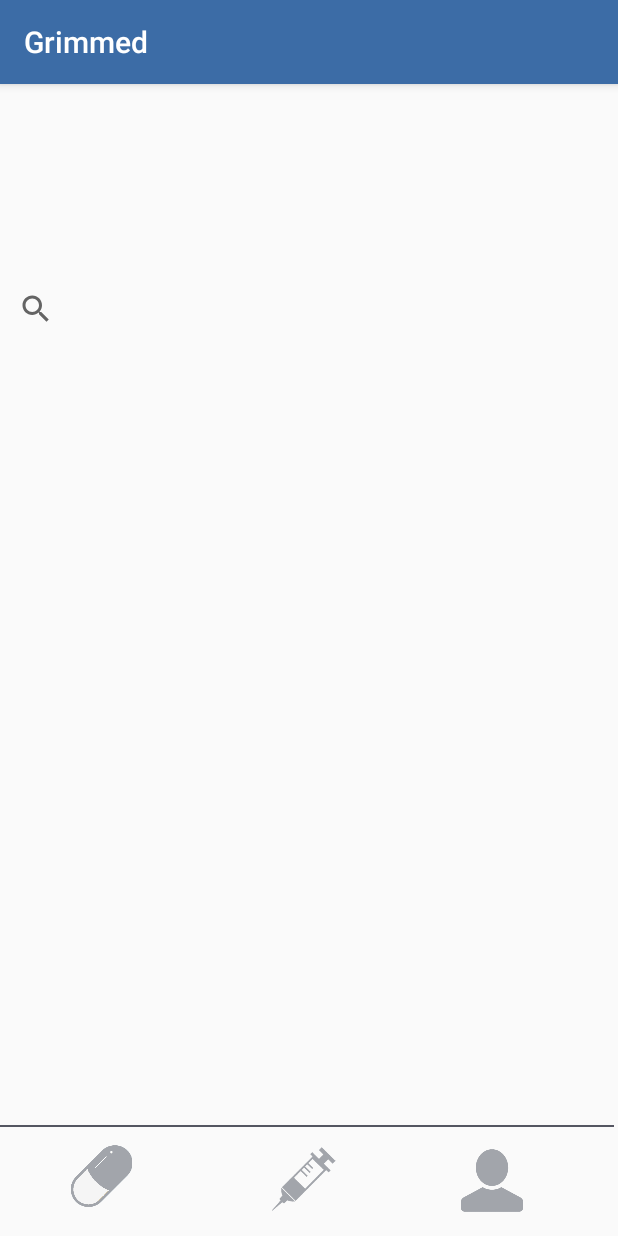
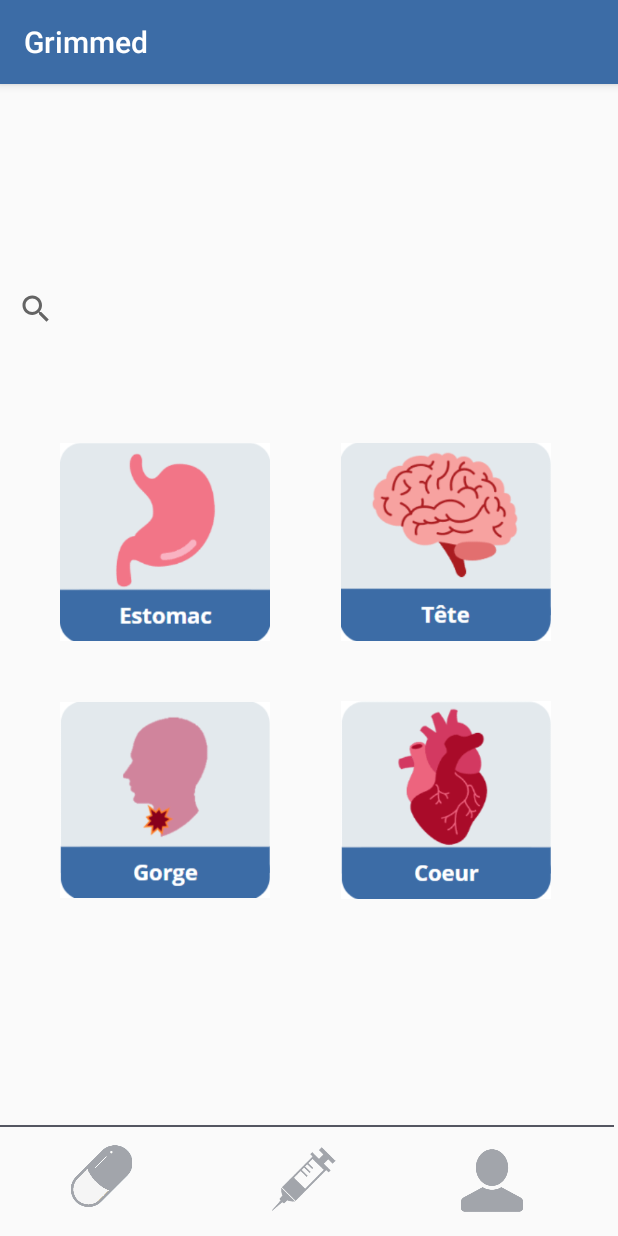
Before and after one commit to BENHDACH/Grim2, an Android app: the BaseActivity screen opened directly, with no data from a screen before it, on a phone screen of 412 x 824 dp. Run offline under Robolectric (Android 15) with nearby library versions, the phone set to English and light mode, and no system bars; Roboto replaces fonts that are not available here.

Commit message:
ajout logo symptomes

```diff
--- a/app/src/main/res/layout/activity_base.xml
+++ b/app/src/main/res/layout/activity_base.xml
@@ -67,6 +67,7 @@
         app:layout_constraintStart_toStartOf="parent" />
 
     <SearchView
+        android:id="@+id/searchView"
         android:layout_width="410dp"
         android:layout_height="67dp"
         android:layout_marginTop="116dp"
@@ -75,4 +76,46 @@
         app:layout_constraintStart_toStartOf="parent"
         app:layout_constraintTop_toTopOf="parent" />
 
+    <ImageView
+        android:id="@+id/estomac"
+        android:layout_width="140dp"
+        android:layout_height="140dp"
+        android:layout_marginStart="40dp"
+        android:layout_marginTop="52dp"
+        app:layout_constraintStart_toStartOf="parent"
+        app:layout_constraintTop_toBottomOf="@+id/searchView"
+        app:srcCompat="@drawable/estomac" />
+
+    <ImageView
+        android:id="@+id/tete"
+        android:layout_width="140dp"
+        android:layout_height="140dp"
+        android:layout_marginTop="52dp"
+        android:layout_marginEnd="16dp"
+        app:layout_constraintEnd_toEndOf="parent"
+        app:layout_constraintHorizontal_bias="0.626"
+        app:layout_constraintStart_toEndOf="@+id/estomac"
+        app:layout_constraintTop_toBottomOf="@+id/searchView"
+        app:srcCompat="@drawable/tete" />
+
+    <ImageView
+        android:id="@+id/gorge"
+        android:layout_width="140dp"
+        android:layout_height="140dp"
+        android:layout_marginTop="32dp"
+        app:layout_constraintEnd_toEndOf="@+id/estomac"
+        app:layout_constraintStart_toStartOf="@+id/estomac"
+        app:layout_constraintTop_toBottomOf="@+id/estomac"
+        app:srcCompat="@drawable/gorge" />
+
+    <ImageView
+        android:id="@+id/coeur"
+        android:layout_width="140dp"
+        android:layout_height="140dp"
+        android:layout_marginTop="32dp"
+        app:layout_constraintEnd_toEndOf="@+id/tete"
+        app:layout_constraintStart_toStartOf="@+id/tete"
+        app:layout_constraintTop_toBottomOf="@+id/tete"
+        app:srcCompat="@drawable/coeur" />
+
 </android.support.constraint.ConstraintLayout>
```
Also changed, not shown: app/src/main/res/drawable/coeur.png (added), app/src/main/res/drawable/estomac.png (added), app/src/main/res/drawable/gorge.png (added), app/src/main/res/drawable/tete.png (added).
